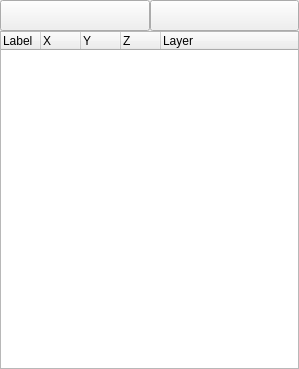
Qt form scripts/Misc/PointMark/PointMarkList/PointMarkList.ui (qcad/qcad) before a commit.
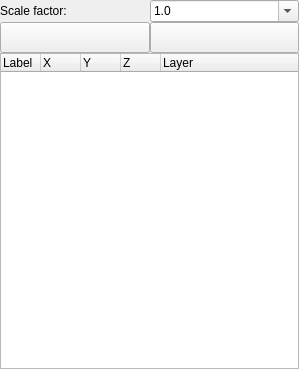
The same form after that commit.

Commit message:
update point mark tools
add scale control to point mark list

```diff
--- a/scripts/Misc/PointMark/PointMarkList/PointMarkList.ui
+++ b/scripts/Misc/PointMark/PointMarkList/PointMarkList.ui
@@ -27,7 +27,47 @@
     <number>0</number>
    </property>
    <item>
-    <layout class="QHBoxLayout" name="horizontalLayout_2"/>
+    <layout class="QHBoxLayout" name="horizontalLayout_2">
+     <item>
+      <widget class="QLabel" name="label">
+       <property name="text">
+        <string>Scale factor:</string>
+       </property>
+      </widget>
+     </item>
+     <item>
+      <widget class="QComboBox" name="Scale">
+       <property name="editable">
+        <bool>true</bool>
+       </property>
+       <item>
+        <property name="text">
+         <string notr="true">1.0</string>
+        </property>
+       </item>
+       <item>
+        <property name="text">
+         <string notr="true">0.5</string>
+        </property>
+       </item>
+       <item>
+        <property name="text">
+         <string notr="true">0.25</string>
+        </property>
+       </item>
+       <item>
+        <property name="text">
+         <string notr="true">0.1</string>
+        </property>
+       </item>
+       <item>
+        <property name="text">
+         <string notr="true">0.05</string>
+        </property>
+       </item>
+      </widget>
+     </item>
+    </layout>
    </item>
    <item>
     <layout class="QHBoxLayout" name="horizontalLayout">
@@ -35,7 +75,7 @@
       <number>0</number>
      </property>
      <item>
-      <widget class="QToolButton" name="PointMarkDraw">
+      <widget class="QToolButton" name="PointMarkExport">
        <property name="sizePolicy">
         <sizepolicy hsizetype="MinimumExpanding" vsizetype="Fixed">
          <horstretch>0</horstretch>
@@ -51,7 +91,7 @@
       </widget>
      </item>
      <item>
-      <widget class="QToolButton" name="PointMarkExport">
+      <widget class="QToolButton" name="PointMarkDraw">
        <property name="sizePolicy">
         <sizepolicy hsizetype="MinimumExpanding" vsizetype="Fixed">
          <horstretch>0</horstretch>
```
The commit also changes 2 other files.
